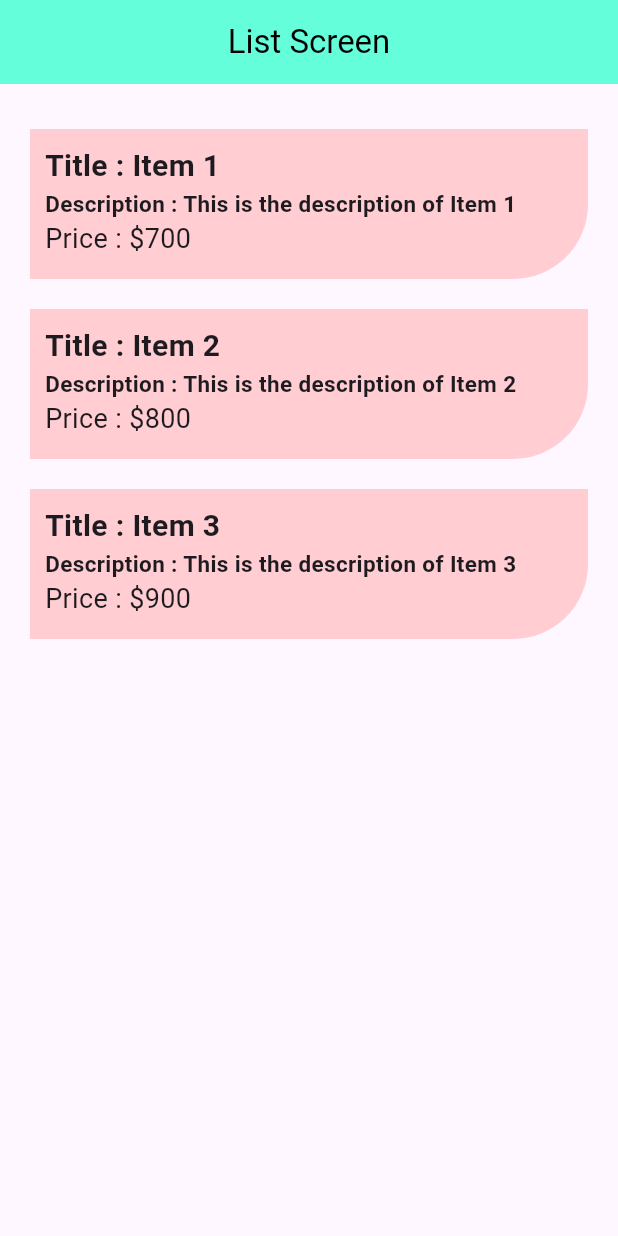
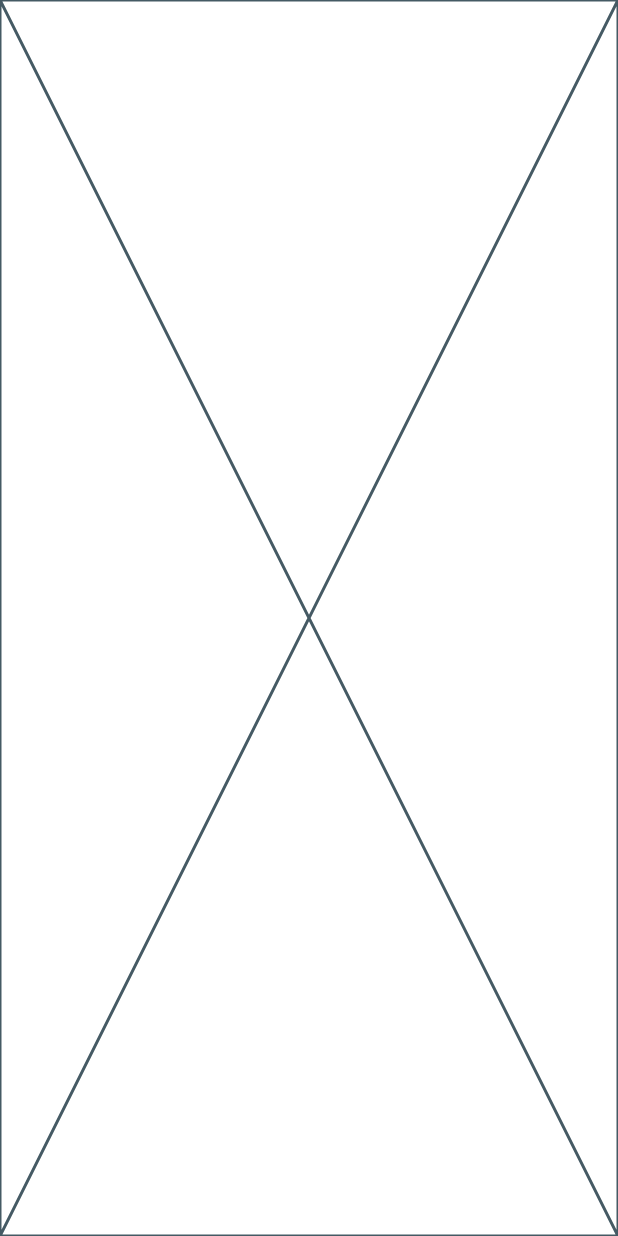
Before and after one commit to Ratndeep1999/daily_practice_of_flutter, a Flutter app: the screen it shows after launch, on a phone screen of 412 x 824 dp. Run offline on Flutter 3.47's test engine with Material 3 defaults, Android fonts, the phone set to English and light mode, and no system bars.

Commit message:
main.dart : project of navigation and data passing practice

```diff
--- /dev/null
+++ b/lib/first_screen.dart
@@ -0,0 +1,15 @@
+import 'package:flutter/material.dart';
+
+class FirstScreen extends StatefulWidget {
+  const FirstScreen({super.key});
+
+  @override
+  State<FirstScreen> createState() => _FirstScreenState();
+}
+
+class _FirstScreenState extends State<FirstScreen> {
+  @override
+  Widget build(BuildContext context) {
+    return const Placeholder();
+  }
+}
--- a/lib/list_screen.dart
+++ /dev/null
@@ -1,191 +0,0 @@
-import 'package:daily_practice/routes.dart';
-import 'package:flutter/material.dart';
-
-class ListScreen extends StatefulWidget {
-  const ListScreen({super.key});
-
-  @override
-  State<ListScreen> createState() => _ListScreenState();
-}
-
-class _ListScreenState extends State<ListScreen> {
-  Map<String, dynamic> dataToPass = {
-    'title': '',
-    'description': '',
-    'price': 0,
-  };
-
-  @override
-  Widget build(BuildContext context) {
-    return Scaffold(
-      appBar: AppBar(
-        title: Text('List Screen', style: TextStyle(color: Colors.black)),
-        centerTitle: true,
-        backgroundColor: Colors.tealAccent,
-      ),
-      body: SafeArea(
-        child: ListView(
-          padding: EdgeInsets.all(20),
-          children: <Widget>[
-            InkWell(
-              onTap: () {
-                Navigator.pushNamed(
-                  context,
-                  kDetailsPage,
-                  arguments:
-                      dataToPass = {
-                        'title': 'Item 1',
-                        'description': 'This is list Item 1',
-                        'price': 700,
-                      },
-                );
-              },
-              child: Container(
-                height: 100,
-                padding: EdgeInsets.all(10),
-                margin: EdgeInsets.only(top: 10, bottom: 10),
-                decoration: BoxDecoration(
-                  color: Colors.red.shade100,
-                  borderRadius: BorderRadius.only(
-                    bottomRight: Radius.circular(50),
-                  ),
-                ),
-                child: Column(
-                  crossAxisAlignment: CrossAxisAlignment.start,
-                  children: [
-                    Text(
-                      'Title : Item 1',
-                      style: TextStyle(
-                        fontSize: 20,
-                        fontWeight: FontWeight.bold,
-                      ),
-                    ),
-                    Text(
-                      'Description : This is the description of Item 1',
-                      style: TextStyle(
-                        fontWeight: FontWeight.w600,
-                        fontSize: 15,
-                      ),
-                    ),
-                    Row(
-                      children: [
-                        Text(
-                          'Price : \$700',
-                          style: TextStyle(fontSize: 18),
-                        ),
-                      ],
-                    ),
-                  ],
-                ),
-              ),
-            ),
-            InkWell(
-              onTap: () {
-                Navigator.pushNamed(
-                  context,
-                  kDetailsPage,
-                  arguments:
-                  dataToPass = {
-                    'title': 'Item 2',
-                    'description': 'This is list Item 2',
-                    'price': 800,
-                  },
-                );
-              },
-              child: Container(
-                height: 100,
-                padding: EdgeInsets.all(10),
-                margin: EdgeInsets.only(top: 10, bottom: 10),
-                decoration: BoxDecoration(
-                  color: Colors.red.shade100,
-                  borderRadius: BorderRadius.only(
-                    bottomRight: Radius.circular(50),
-                  ),
-                ),
-                child: Column(
-                  crossAxisAlignment: CrossAxisAlignment.start,
-                  children: [
-                    Text(
-                      'Title : Item 2',
-                      style: TextStyle(
-                        fontSize: 20,
-                        fontWeight: FontWeight.bold,
-                      ),
-                    ),
-                    Text(
-                      'Description : This is the description of Item 2',
-                      style: TextStyle(
-                        fontWeight: FontWeight.w600,
-                        fontSize: 15,
-                      ),
-                    ),
-                    Row(
-                      children: [
-                        Text(
-                          'Price : \$800',
-                          style: TextStyle(fontSize: 18),
-                        ),
-                      ],
-                    ),
-                  ],
-                ),
-              ),
-            ),
-            InkWell(
-              onTap: () {
-                Navigator.pushNamed(
-                  context,
-                  kDetailsPage,
-                  arguments:
-                  dataToPass = {
-                    'title': 'Item 3',
-                    'description': 'This is list Item 3',
-                    'price': 900,
-                  },
-                );
-              },
-              child: Container(
-                height: 100,
-                padding: EdgeInsets.all(10),
-                margin: EdgeInsets.only(top: 10, bottom: 10),
-                decoration: BoxDecoration(
-                  color: Colors.red.shade100,
-                  borderRadius: BorderRadius.only(
-                    bottomRight: Radius.circular(50),
-                  ),
-                ),
-                child: Column(
-                  crossAxisAlignment: CrossAxisAlignment.start,
-                  children: [
-                    Text(
-                      'Title : Item 3',
-                      style: TextStyle(
-                        fontSize: 20,
-                        fontWeight: FontWeight.bold,
-                      ),
-                    ),
-                    Text(
-                      'Description : This is the description of Item 3',
-                      style: TextStyle(
-                        fontWeight: FontWeight.w600,
-                        fontSize: 15,
-                      ),
-                    ),
-                    Row(
-                      children: [
-                        Text(
-                          'Price : \$900',
-                          style: TextStyle(fontSize: 18),
-                        ),
-                      ],
-                    ),
-                  ],
-                ),
-              ),
-            ),
-          ],
-        ),
-      ),
-    );
-  }
-}
--- a/lib/main.dart
+++ b/lib/main.dart
@@ -1,6 +1,7 @@
-import 'package:daily_practice/details_screen.dart';
-import 'package:daily_practice/list_screen.dart';
-import 'package:daily_practice/routes.dart';
+import 'package:daily_practice/first_screen.dart';
+import 'package:daily_practice/routes/named_routes.dart';
+import 'package:daily_practice/second_screen.dart';
+import 'package:daily_practice/third_screen.dart';
 import 'package:flutter/material.dart';
 
 void main() {
@@ -11,15 +12,15 @@ class MyApp extends StatelessWidget {
   const MyApp({super.key});
 
   @override
-  Widget build(BuildContext context){
+  Widget build(BuildContext context) {
     return MaterialApp(
       debugShowCheckedModeBanner: false,
       theme: ThemeData.light(),
-      // home: ListScreen(),
-      initialRoute: kListPage,
+      initialRoute: kFirstScreen,
       routes: {
-        kListPage : (context) => ListScreen(),
-        kDetailsPage : (context) => DetailsScreen()
+        kFirstScreen : (context) => FirstScreen(),
+        kSecondScreen : (context) => SecondScreen(),
+        kThirdScreen : (context) => ThirdScreen(),
       },
     );
   }
--- a/lib/routes.dart
+++ /dev/null
@@ -1,3 +0,0 @@
-
-const String kListPage = '/list_screen' ;
-const String kDetailsPage = '/details_screen' ;
--- /dev/null
+++ b/lib/routes/named_routes.dart
@@ -0,0 +1,5 @@
+
+
+const String kFirstScreen = '/';
+const String kSecondScreen = '/second_screen';
+const String kThirdScreen = '/third_screen';
```
Also changed, not shown: lib/details_screen.dart (deleted, +0 -44 lines), lib/second_screen.dart (added, +15 -0 lines), lib/third_screen.dart (added, +15 -0 lines).
